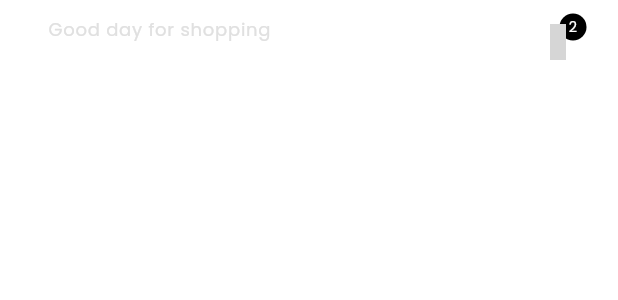
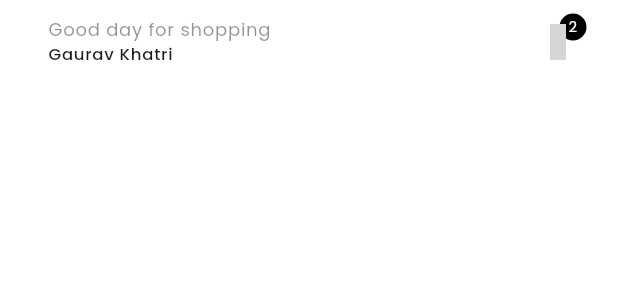
Before and after one commit to gauravkhatriweb/watchapp, a Flutter app: the WHomeAppBar widget shown alone on an empty page, opened directly, on a phone screen of 412 x 824 dp. Shown: the top 300 px of the screen. Run offline on Flutter 3.47's test engine with Material 3 defaults, Android fonts, the phone set to English and light mode, and no system bars; our stand-ins replace carousel_slider, connectivity_plus, firebase_storage, get, get_storage, iconsax and 3 more; accounts and stored records are empty; project files that could hold a hidden picture were left out; grey boxes are pictures that could not be loaded.

Commit message:
solved some dark and light mode errors in home_screen

```diff
--- a/lib/features/shop/screens/home/widgets/home_appbar.dart
+++ b/lib/features/shop/screens/home/widgets/home_appbar.dart
@@ -1,4 +1,5 @@
 import 'package:flutter/material.dart';
+import 'package:watchapp/utils/helpers/helper_functions.dart';
 import '../../../../../common/widgets/appbar/appbar.dart';
 import '../../../../../common/widgets/products/cart/cart_menu_icon.dart';
 import '../../../../../utils/constants/colors.dart';
@@ -9,6 +10,7 @@ class WHomeAppBar extends StatelessWidget implements PreferredSizeWidget {
 
   @override
   Widget build(BuildContext context) {
+    final dark = WHelperFunctions.isDarkMode(context);
     return WAppBar(
       title: Column(
         crossAxisAlignment: CrossAxisAlignment.start,
@@ -17,17 +19,17 @@ class WHomeAppBar extends StatelessWidget implements PreferredSizeWidget {
             WTexts.homeAppbarTitle,
             style: Theme.of(
               context,
-            ).textTheme.labelMedium!.apply(color: WColors.grey),
+            ).textTheme.labelMedium,
           ),
           Text(
             WTexts.homeAppbarSubTitle,
             style: Theme.of(
               context,
-            ).textTheme.labelSmall!.apply(color: WColors.white),
+            ).textTheme.labelSmall,
           ),
         ],
       ),
-      actions: [WCartCounterIcon(onPressed: () {}, iconColor: Colors.white)],
+      actions: [WCartCounterIcon(onPressed: () {}, iconColor: dark ? Colors.white : Colors.black)],
     );
   }
 
```
Also changed, not shown: lib/common/widgets/image_text_widgets/vertical_image_text.dart (+4 -3 lines), lib/features/authentication/screens/login/widgets/login_header.dart (+13 -7 lines), lib/features/authentication/screens/onboarding/widgets/onboarding_next_button.dart (+1 -6 lines).
